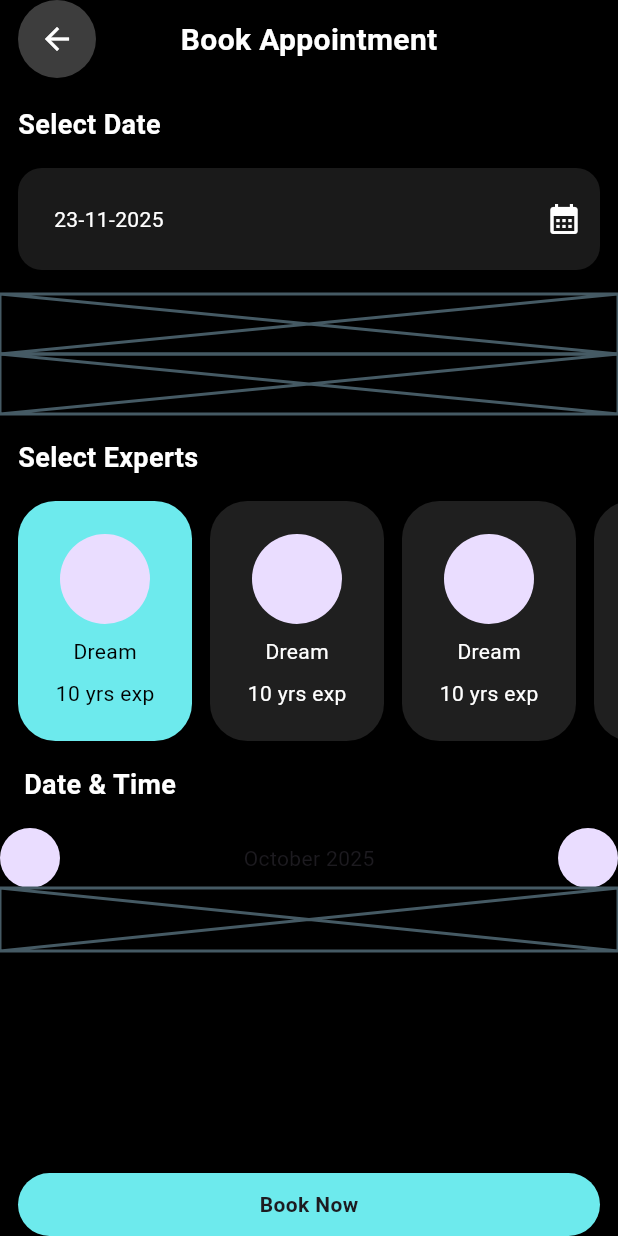
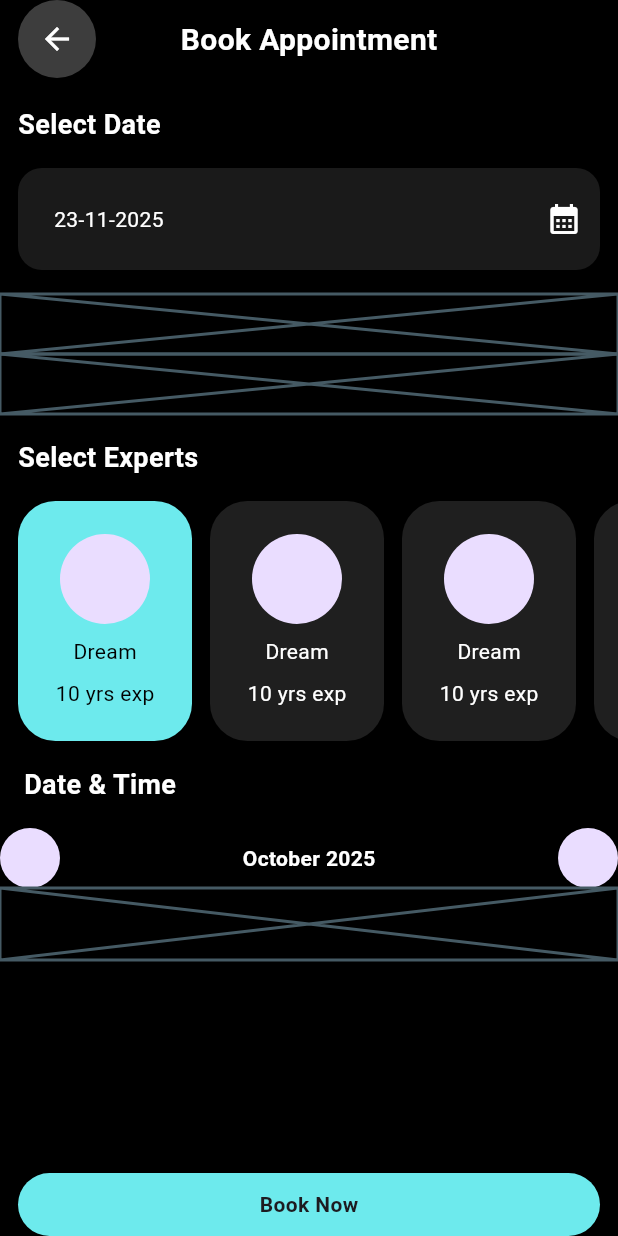
Before and after one commit to JAICHANGPARK/flutter_notebook_chapter_48, a Flutter app: the BarberBookAppointment screen opened directly, on a phone screen of 412 x 824 dp. Run offline on Flutter 3.47's test engine with Material 3 defaults, Android fonts, the phone set to English and light mode, and no system bars; our stand-ins replace hugeicons.

Commit message:
Update barber_book_appointment.dart

```diff
--- a/lib/ep2431_barber_booking_app/ui/barber_book_appointment.dart
+++ b/lib/ep2431_barber_booking_app/ui/barber_book_appointment.dart
@@ -173,14 +173,21 @@ class _BarberBookAppointmentState extends State<BarberBookAppointment> {
                   Row(
                     children: [
                       CircleAvatar(),
-                      Expanded(child: Center(child: Text("October 2025"))),
+                      Expanded(
+                        child: Center(
+                          child: Text(
+                            "October 2025",
+                            style: TextStyle(
+                              color: Colors.white,
+                              fontWeight: FontWeight.bold,
+                            ),
+                          ),
+                        ),
+                      ),
                       CircleAvatar(),
                     ],
                   ),
-                  Container(
-                    height: 42,
-                    child: Placeholder(),
-                  )
+                  Container(height: 48, child: Placeholder()),
                 ],
               ),
             ),
```
